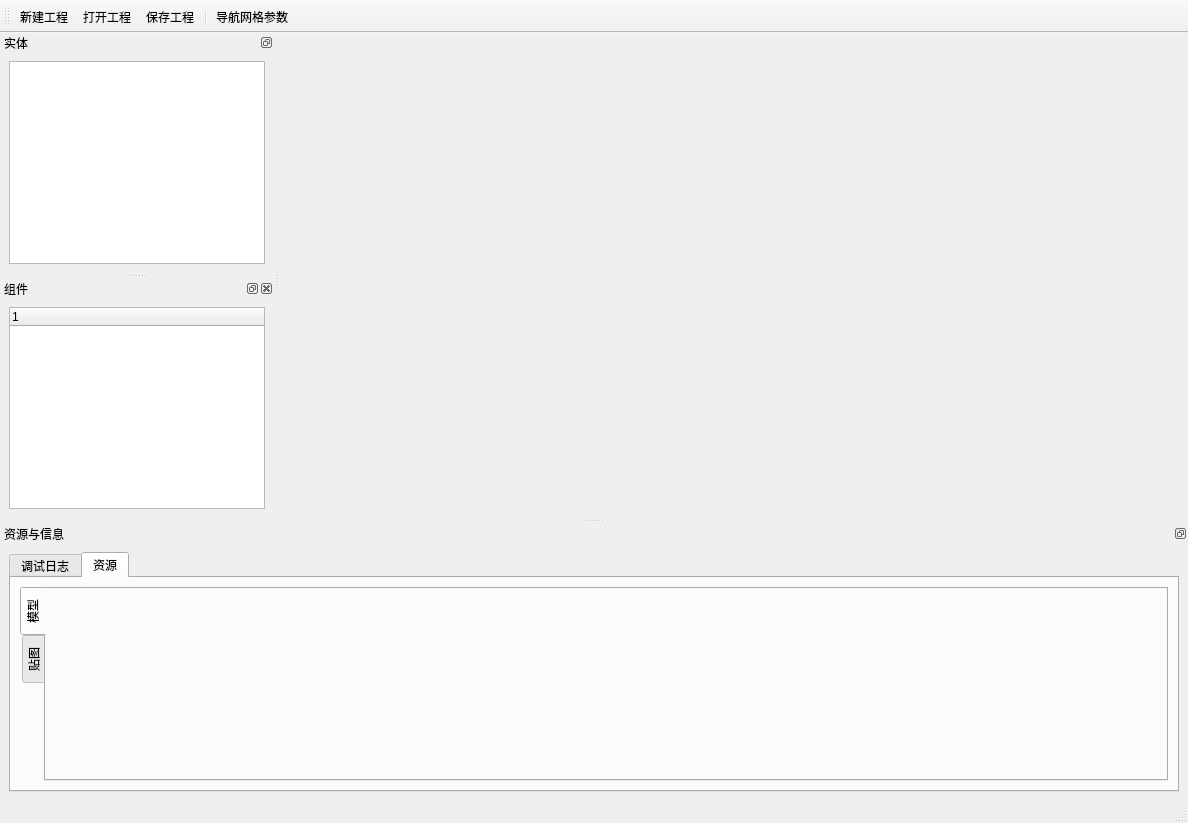
Before: the Qt Designer form src/Runtime/MainWindow.ui in StoneHappy/for_graduation, drawn with Qt 5.
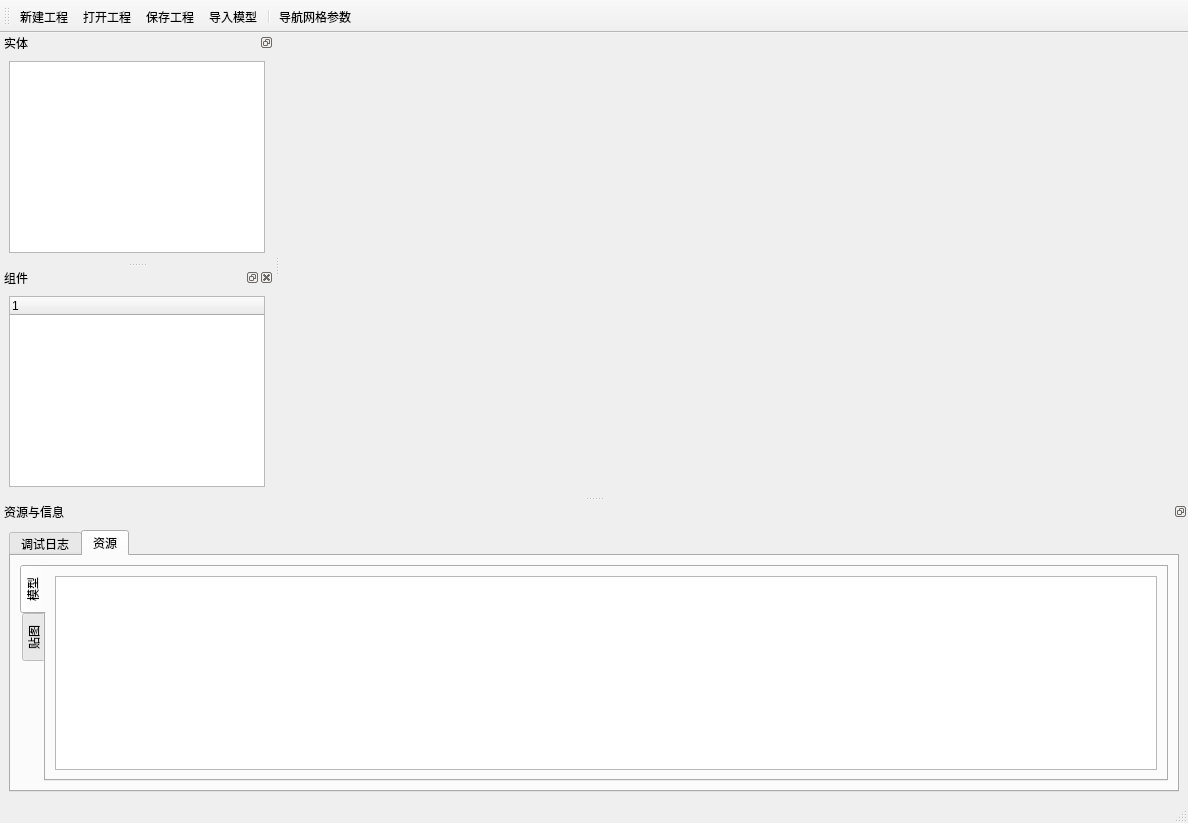
After: the same form once the commit is applied. The open tabs and pages were chosen to show the change. Icons and pictures are not drawn. Custom widgets are drawn as their Qt base class.

Patch:
```diff
--- a/src/Runtime/MainWindow.ui
+++ b/src/Runtime/MainWindow.ui
@@ -35,6 +35,7 @@
    <addaction name="actNewProject"/>
    <addaction name="actOpenProject"/>
    <addaction name="actSaveProject"/>
+   <addaction name="actImportModel"/>
    <addaction name="separator"/>
    <addaction name="actNavmeshParam"/>
   </widget>
@@ -106,6 +107,11 @@
             <attribute name="title">
              <string>模型</string>
             </attribute>
+            <layout class="QHBoxLayout" name="horizontalLayout_4">
+             <item>
+              <widget class="QTableView" name="modelTableView"/>
+             </item>
+            </layout>
            </widget>
            <widget class="QWidget" name="tabtexture">
             <attribute name="title">
```
Left out of the diff: 7 changed lines with no effect on the pictures.
